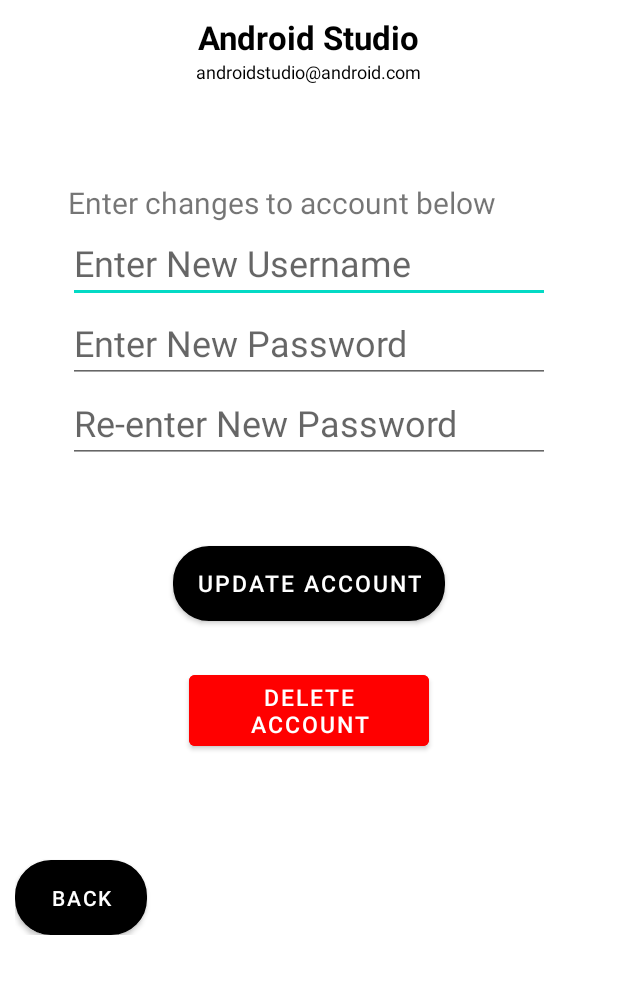
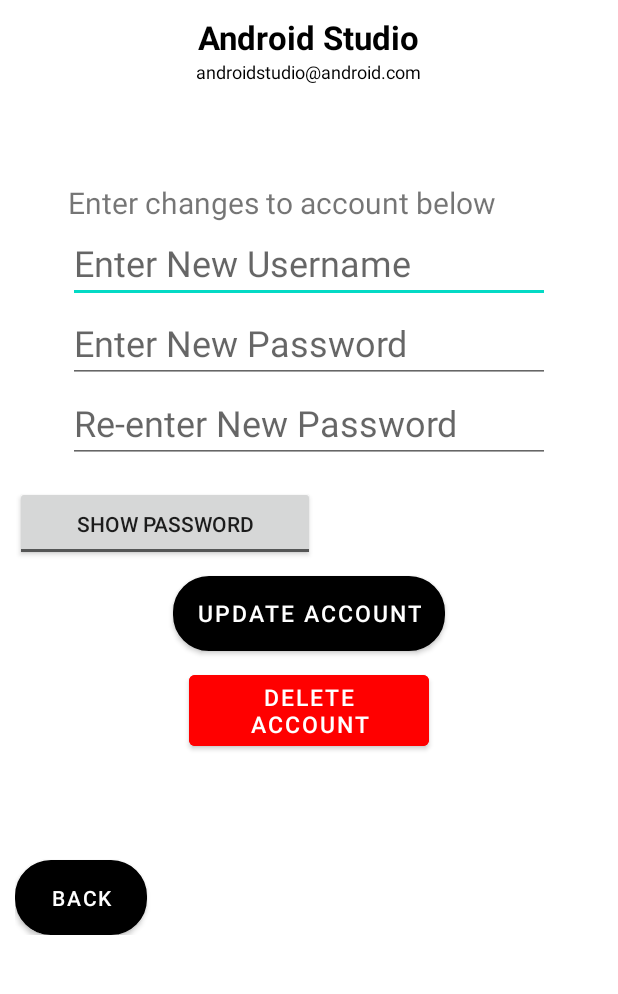
Before and after one commit to dubemnwiz/Spotify-Wrapped, an Android app: the Editaccount screen opened directly, with no data from a screen before it, on a phone screen of 412 x 824 dp, the part 188-1182 px from its top. Run offline under Robolectric (Android 15) with nearby library versions, the phone set to English and light mode, and no system bars; our stand-ins replace navigation-ui.

Commit message:
Edit Account Remastered
Edit Account updated functions remastered with the UI design

```diff
--- a/app/src/main/java/com/example/spotifysdk/Editaccount.java
+++ b/app/src/main/java/com/example/spotifysdk/Editaccount.java
@@ -3,10 +3,13 @@ package com.example.spotifysdk;
 import android.content.Intent;
 import android.database.Cursor;
 import android.os.Bundle;
+import android.text.method.HideReturnsTransformationMethod;
+import android.text.method.PasswordTransformationMethod;
 import android.util.Log;
 import android.view.Menu;
 import android.view.View;
 import android.widget.Button;
+import android.widget.CompoundButton;
 import android.widget.EditText;
 import android.widget.Toast;
 
@@ -19,12 +22,15 @@ import androidx.navigation.Navigation;
 import androidx.navigation.ui.AppBarConfiguration;
 import androidx.navigation.ui.NavigationUI;
 import android.content.DialogInterface;
+import android.widget.ToggleButton;
+
 import com.example.spotifysdk.databinding.ActivityMainBinding;
 import com.google.android.material.navigation.NavigationView;
 
 public class Editaccount extends AppCompatActivity {
     EditText username, password, repassword;
     Button insert, update, delete, view;
+    ToggleButton togglePasswordVisibility, toggleRepasswordVisibility;
     DBHelper DB;
 
 
@@ -52,6 +58,10 @@ public class Editaccount extends AppCompatActivity {
         update = findViewById(R.id.btnUpdate);
         delete = findViewById(R.id.btnDelete);
         view = findViewById(R.id.btnView);
+
+        togglePasswordVisibility = findViewById(R.id.togglePasswordVisibility);
+        toggleRepasswordVisibility = findViewById(R.id.toggleRepasswordVisibility);
+
         DB = new DBHelper(this);
         insert.setOnClickListener(new View.OnClickListener() {
             @Override
@@ -140,9 +150,38 @@ public class Editaccount extends AppCompatActivity {
             }
         });
 
+        // Set click listener for togglePasswordVisibility
+        togglePasswordVisibility.setOnCheckedChangeListener(new CompoundButton.OnCheckedChangeListener() {
+            @Override
+            public void onCheckedChanged(CompoundButton buttonView, boolean isChecked) {
+                // Toggle password visibility
+                if (isChecked) {
+                    password.setTransformationMethod(HideReturnsTransformationMethod.getInstance());
+                } else {
+                    password.setTransformationMethod(PasswordTransformationMethod.getInstance());
+                }
+                // Move cursor to the end of the text
+                password.setSelection(password.getText().length());
+            }
+        });
 
+
+        // Set click listener for toggleRepasswordVisibility
+        toggleRepasswordVisibility.setOnCheckedChangeListener(new CompoundButton.OnCheckedChangeListener() {
+            @Override
+            public void onCheckedChanged(CompoundButton buttonView, boolean isChecked) {
+                // Toggle repassword visibility
+                if (isChecked) {
+                    repassword.setTransformationMethod(HideReturnsTransformationMethod.getInstance());
+                } else {
+                    repassword.setTransformationMethod(PasswordTransformationMethod.getInstance());
                 }
+                // Move cursor to the end of the text
+                repassword.setSelection(repassword.getText().length());
+            }
+        });
 
 
 
     }
+}
--- a/app/src/main/res/layout/fragment_account.xml
+++ b/app/src/main/res/layout/fragment_account.xml
@@ -85,7 +85,7 @@
                     android:hint="Enter New Password"
                     android:textSize="24dp"
                     android:layout_below="@+id/Editusername"
-                    android:inputType="textPersonName"/>
+                    android:inputType="textPassword"/>
                 <EditText
                     android:id="@+id/Reeditpassword"
                     android:layout_width="match_parent"
@@ -93,7 +93,7 @@
                     android:hint="Re-enter New Password"
                     android:textSize="24dp"
                     android:layout_below="@+id/Editpassword"
-                    android:inputType="textPersonName"/>
+                    android:inputType="textPassword"/>
 
             </LinearLayout>
 
@@ -107,9 +107,17 @@
                 android:textSize="24dp"
                 android:visibility="gone" />
 
+            <ToggleButton
+                android:id="@+id/togglePasswordVisibility"
+                android:layout_width="200dp"
+                android:layout_height="50dp"
+                android:checked="false"
+                android:textOff="Show Password"
+                android:textOn="Hide Password" />
+
             <Button
                 android:id="@+id/btnUpdate"
-                android:layout_marginTop="40dp"
+                android:layout_marginTop="10dp"
                 android:layout_width="wrap_content"
                 android:layout_gravity="center_horizontal"
                 android:layout_height="50dp"
@@ -124,7 +132,7 @@
                 android:layout_width="160dp"
                 android:layout_height="match_parent"
                 android:layout_gravity="center_horizontal"
-                    android:layout_marginTop="30dp"
+                android:layout_marginTop="10dp"
                 android:backgroundTint="#ff0000"
                 android:text="Delete Account"
                 android:textColor="@color/white"
@@ -154,6 +162,17 @@
                 android:layout_marginTop="70dp"
                 android:text="Back" />
 
+            <ToggleButton
+                android:id="@+id/toggleRepasswordVisibility"
+                android:layout_width="wrap_content"
+                android:layout_height="wrap_content"
+                android:layout_below="@id/togglePasswordVisibility"
+                android:layout_marginTop="180dp"
+                android:checked="false"
+                android:textOff="Hide Re-entered Password"
+                android:textOn="Show Re-entered Password"
+                android:visibility="gone" />
+
         </LinearLayout>
 
 
```
Lines whose indentation alone changed are shown as unchanged.
